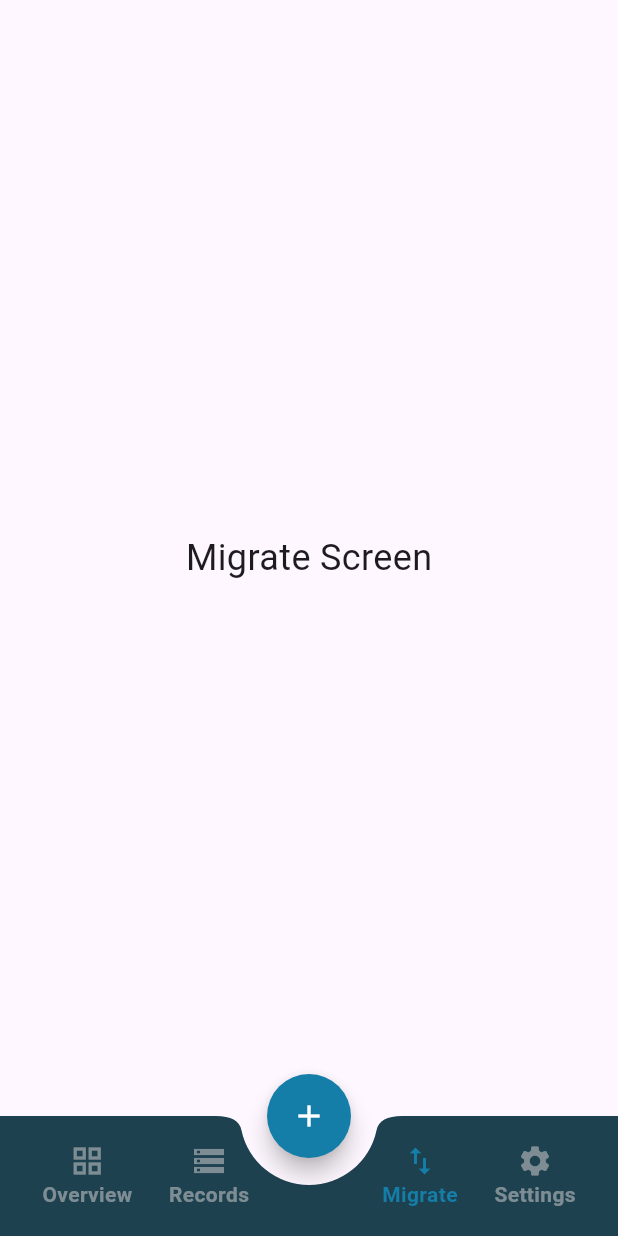
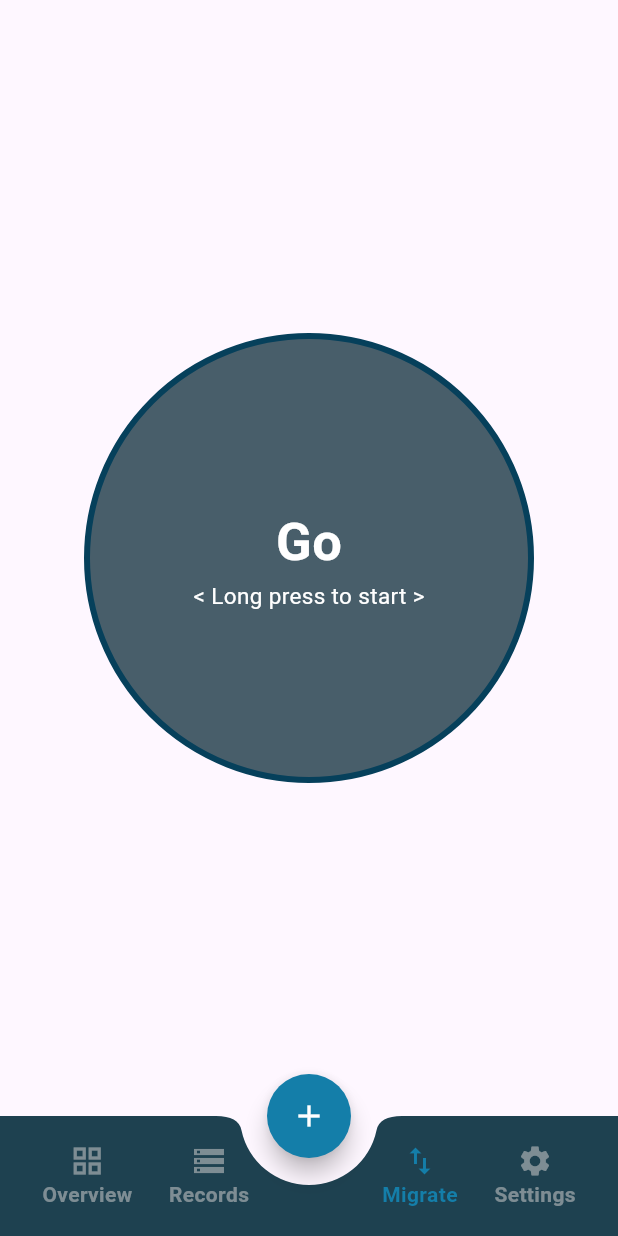
Before and after one commit to hikusama/sksalaan_mobile, a Flutter app: the screen it shows after launch, item 3 of the bottom bar chosen, on a phone screen of 412 x 824 dp. Run offline on Flutter 3.47's test engine with Material 3 defaults, Android fonts, the light colour scheme and no system bars; our stand-ins replace confetti, drift, fl_chart, flutter_secure_storage; missing offline and left inert: flutter_exit_app; accounts and stored records are empty; generated files the repository leaves out were written again.

Commit message:
Migrate button

```diff
--- a/lib/presentation/screens/migrate_screen.dart
+++ b/lib/presentation/screens/migrate_screen.dart
@@ -1,10 +1,82 @@
 import 'package:flutter/material.dart';
 
-class MigrateScreen extends StatelessWidget {
+class MigrateScreen extends StatefulWidget {
   const MigrateScreen({super.key});
 
   @override
+  State<MigrateScreen> createState() => _MigrateScreenState();
+}
+
+bool isHv = false;
+
+class _MigrateScreenState extends State<MigrateScreen> {
+  @override
   Widget build(BuildContext context) {
-    return const Center(child: Text('Migrate Screen', style: TextStyle(fontSize: 24)));
+    return Container(
+      width: double.infinity,
+      padding: EdgeInsets.all(1),
+      child: Column(
+        mainAxisAlignment: MainAxisAlignment.center,
+        children: [
+          InkWell(
+            borderRadius: BorderRadius.circular(150),
+            onLongPress: () {
+              setState(() {
+                isHv ? isHv = false : isHv = true;
+              });
+            },
+            child: Container(
+              height: isHv ? 200 : 300,
+              width: isHv ? 200 : 300,
+              decoration: BoxDecoration(
+                color:
+                    isHv
+                        ? const Color.fromARGB(255, 122, 60, 2)
+                        : const Color.fromARGB(205, 27, 57, 70),
+                borderRadius: BorderRadius.circular(150),
+                border: Border.all(
+                  width: 4,
+                  color: const Color.fromARGB(255, 6, 64, 91),
+                ),
+              ),
+              child: Column(
+                mainAxisAlignment: MainAxisAlignment.center,
+                children: [
+                  isHv
+                      ? Icon(
+                        Icons.import_export_outlined,
+                        color: Colors.white,
+                        size: 35,
+                      )
+                      : Text(
+                        'Go',
+                        style: TextStyle(
+                          color: Colors.white,
+                          fontSize: 35,
+                          fontWeight: FontWeight.bold,
+                        ),
+                      ),
+                  isHv
+                      ? Text(
+                        'Migrating data',
+                        style: TextStyle(color: Colors.white, fontSize: 13),
+                      )
+                      : Text(
+                        '< Long press to start >',
+                        style: TextStyle(color: Colors.white, fontSize: 15),
+                      ),
+                  isHv
+                      ? Text(
+                        '< Long press to abort >',
+                        style: TextStyle(color: Colors.white, fontSize: 13),
+                      )
+                      : SizedBox.shrink(),
+                ],
+              ),
+            ),
+          ),
+        ],
+      ),
+    );
   }
 }
--- a/lib/presentation/screens/overview_screen.dart
+++ b/lib/presentation/screens/overview_screen.dart
@@ -144,7 +144,7 @@ class _OverviewScreenState extends State<OverviewScreen> {
             child: Text(
               "Youth Migration Status",
               style: TextStyle(
-                color: Colors.white,
+                color: const Color.fromARGB(191, 255, 255, 255),
                 fontWeight: FontWeight.bold,
                 fontSize: 18,
               ),
@@ -157,7 +157,7 @@ class _OverviewScreenState extends State<OverviewScreen> {
             height: 3,
             width: 150,
             decoration: BoxDecoration(
-              color: Colors.white,
+              color: const Color.fromARGB(157, 255, 255, 255),
               borderRadius: BorderRadius.circular(20),
             ),
           ),
```
